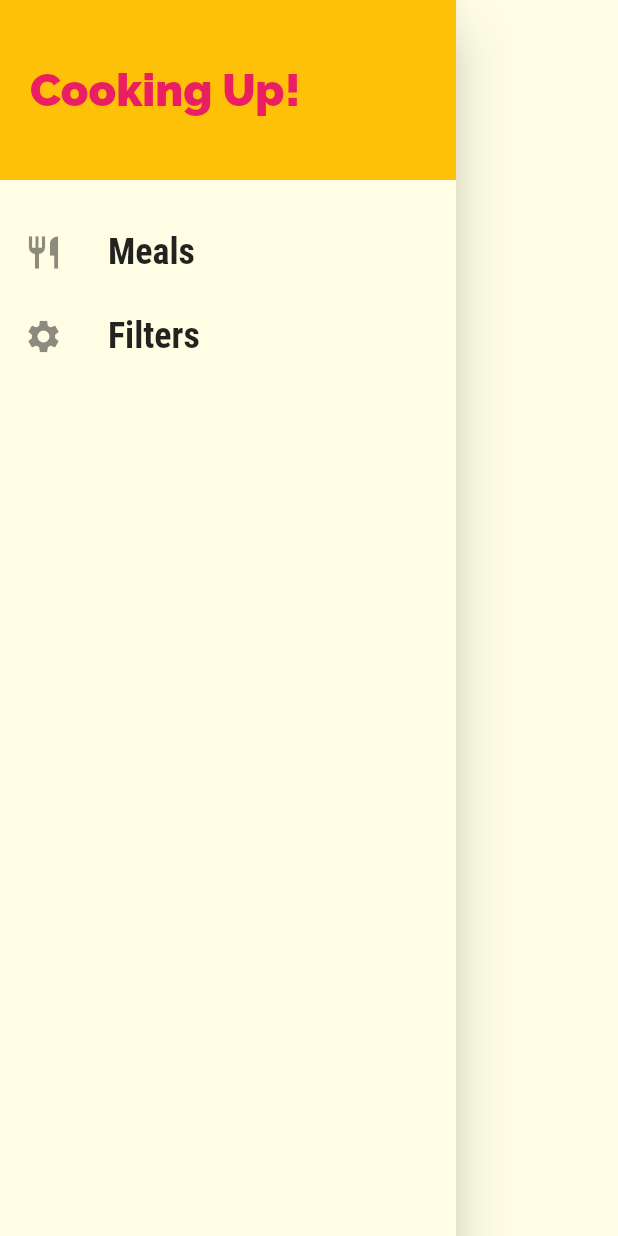
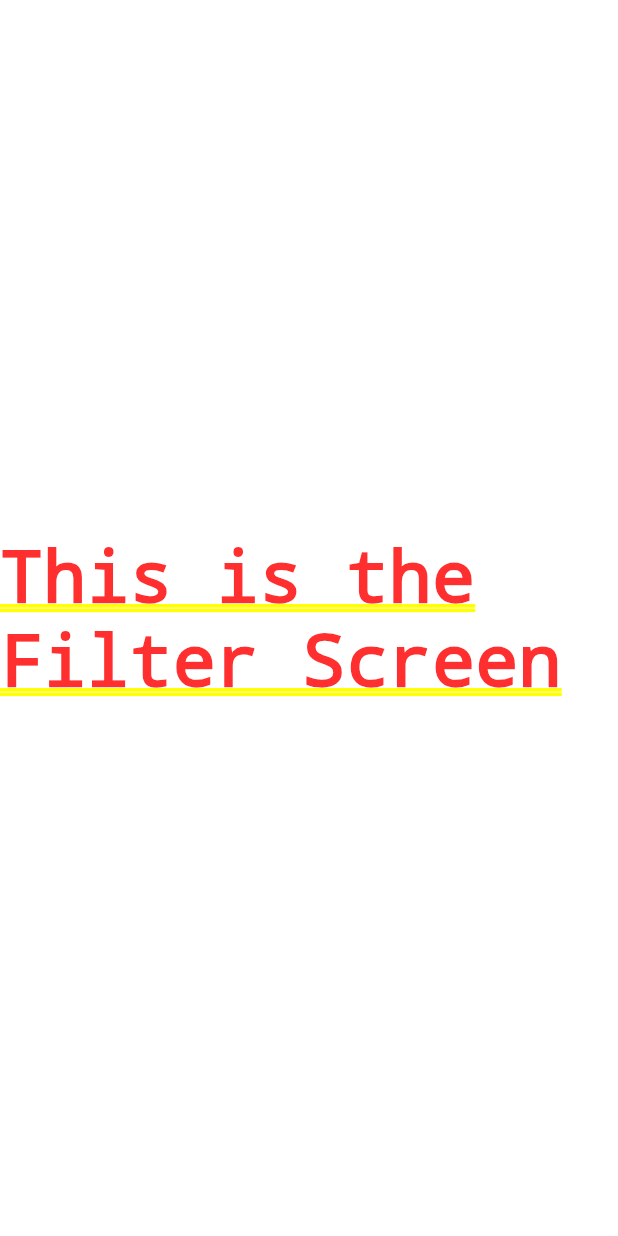
Before and after one commit to dastagg/ACMIND-meals, a Flutter app: the MainDrawer widget shown alone on an empty page, opened directly, after a tap on "Filters", on a phone screen of 412 x 824 dp. Run offline on Flutter 3.47's test engine with Material 2 defaults, Android fonts, the phone set to English and light mode, and no system bars; network calls fail.

Commit message:
Update Drawer so links to new pages works.

```diff
--- a/lib/main.dart
+++ b/lib/main.dart
@@ -4,6 +4,7 @@ import 'screens/categories_screen.dart';
 import 'screens/category_meals_screen.dart';
 import 'screens/meal_detail_screen.dart';
 import 'screens/tabs_screen.dart';
+import 'screens/filters_screen.dart';
 
 void main() => runApp(const MyApp());
 
@@ -40,6 +41,7 @@ class MyApp extends StatelessWidget {
         CategoryMealsScreen.routeName: (ctx) => const CategoryMealsScreen(),
         MealDetailScreen.routeName: (ctx) => const MealDetailScreen(),
         TabsScreen.routeName: (ctx) => const TabsScreen(),
+        FiltersScreen.routeName: (ctx) => const FiltersScreen(),
       },
       onGenerateRoute: (settings) {
         return MaterialPageRoute(builder: (ctx) => const CategoriesScreen());
--- /dev/null
+++ b/lib/screens/filters_screen.dart
@@ -0,0 +1,13 @@
+import 'package:flutter/material.dart';
+
+class FiltersScreen extends StatelessWidget {
+  static const routeName = '/filters-screen';
+  const FiltersScreen({Key? key}) : super(key: key);
+
+  @override
+  Widget build(BuildContext context) {
+    return Center(
+      child: Text('This is the Filter Screen'),
+    );
+  }
+}
--- a/lib/widgets/main_drawer.dart
+++ b/lib/widgets/main_drawer.dart
@@ -1,7 +1,10 @@
 import 'package:flutter/material.dart';
 
+import '../screens/filters_screen.dart';
+import '../screens/tabs_screen.dart';
+
 class MainDrawer extends StatelessWidget {
-  Widget buildListTile(String title, IconData icon) {
+  Widget buildListTile(String title, IconData icon, VoidCallback tapHandler) {
     return ListTile(
       leading: Icon(
         icon,
@@ -15,7 +18,7 @@ class MainDrawer extends StatelessWidget {
           fontWeight: FontWeight.bold,
         ),
       ),
-      onTap: () {},
+      onTap: tapHandler,
     );
   }
 
@@ -44,8 +47,12 @@ class MainDrawer extends StatelessWidget {
           const SizedBox(
             height: 20,
           ),
-          buildListTile('Meals', Icons.restaurant),
-          buildListTile('Filters', Icons.settings),
+          buildListTile('Meals', Icons.restaurant, () {
+            Navigator.of(context).pushNamed(TabsScreen.routeName);
+          }),
+          buildListTile('Filters', Icons.settings, () {
+            Navigator.of(context).pushNamed(FiltersScreen.routeName);
+          }),
         ],
       ),
     );
```
